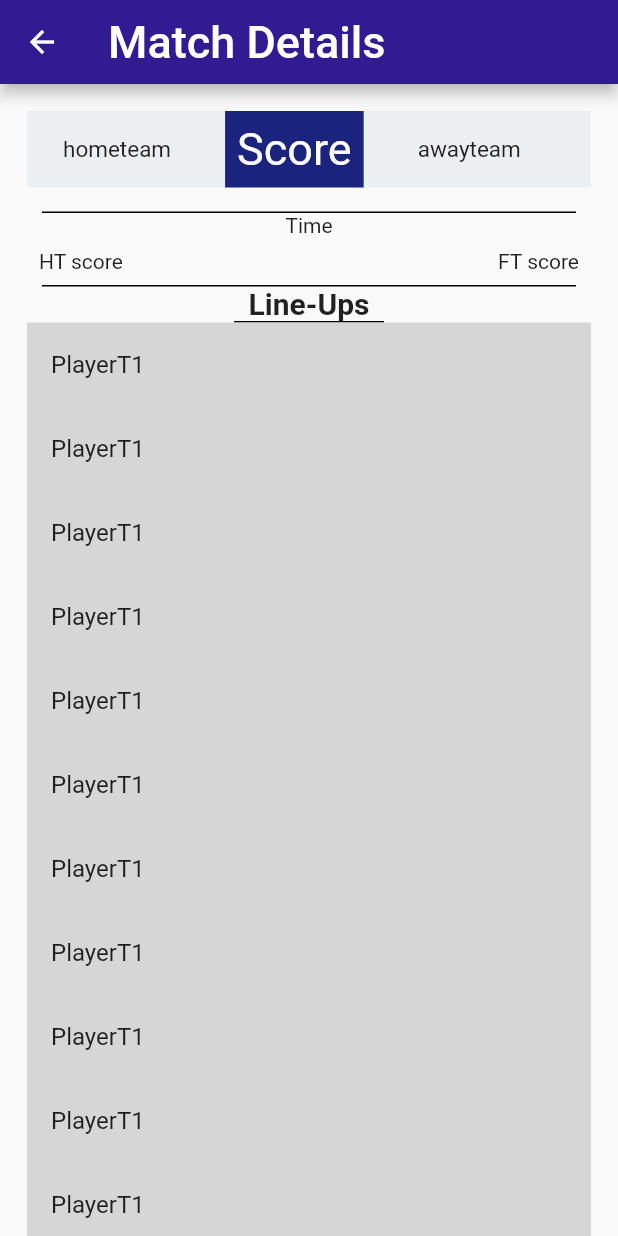
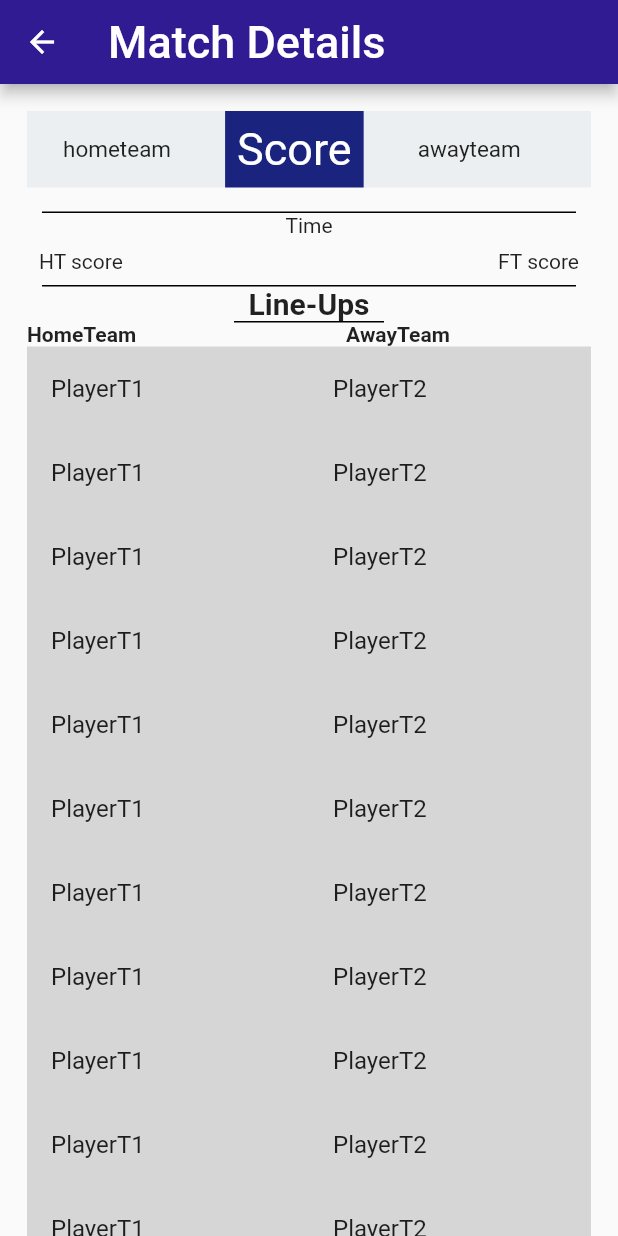
Before and after one commit to Usuwana/DailyFootballMatchView, a Flutter app: the screen it shows after launch, on a phone screen of 412 x 824 dp. Run offline on Flutter 3.47's test engine with Material 2 defaults, Android fonts, the phone set to English and light mode, and no system bars; our stand-ins replace shimmer.

```diff
--- a/lib/fixturedetails.dart
+++ b/lib/fixturedetails.dart
@@ -14,12 +14,8 @@ class _FixtureDetailsState extends State<FixtureDetails> {
     return Scaffold(
       appBar: AppBar(
         backgroundColor: Colors.deepPurple[900],
-        title: Text(
-            'Match Details',
-            style: TextStyle(
-                color: Colors.white,
-                fontSize: 30.0)
-        ),
+        title: Text('Match Details',
+            style: TextStyle(color: Colors.white, fontSize: 30.0)),
       ),
       body: SingleChildScrollView(
         child: Container(
@@ -33,26 +29,37 @@ class _FixtureDetailsState extends State<FixtureDetails> {
                   child: Row(
                     children: <Widget>[
                       Padding(padding: const EdgeInsets.all(12.0)),
-                      Text('hometeam', style: TextStyle(fontSize: 15.0),),
+                      Text(
+                        'hometeam',
+                        style: TextStyle(fontSize: 15.0),
+                      ),
                       Padding(padding: const EdgeInsets.all(18.0)),
                       Container(
                           color: Colors.indigo[900],
                           child: Padding(
                             padding: const EdgeInsets.all(8.0),
-                            child: Text('Score', style: TextStyle(fontSize: 30.0, color: Colors.white),),
+                            child: Text(
+                              'Score',
+                              style: TextStyle(
+                                  fontSize: 30.0, color: Colors.white),
+                            ),
                           )),
                       Padding(padding: const EdgeInsets.all(18.0)),
-                      Text('awayteam', style: TextStyle(fontSize: 15.0),),
+                      Text(
+                        'awayteam',
+                        style: TextStyle(fontSize: 15.0),
+                      ),
                     ],
                   ),
                 ),
                 Padding(padding: const EdgeInsets.all(8.0)),
                 Padding(
-                  padding:EdgeInsets.symmetric(horizontal:10.0),
-                  child:Container(
-                    height:1.0,
-                    width:430.0,
-                    color:Colors.black,),
+                  padding: EdgeInsets.symmetric(horizontal: 10.0),
+                  child: Container(
+                    height: 1.0,
+                    width: 430.0,
+                    color: Colors.black,
+                  ),
                 ),
                 Row(
                   mainAxisAlignment: MainAxisAlignment.center,
@@ -71,26 +78,46 @@ class _FixtureDetailsState extends State<FixtureDetails> {
                   ),
                 ),
                 Padding(
-                  padding:EdgeInsets.symmetric(horizontal:10.0),
-                  child:Container(
-                    height:1.0,
-                    width:430.0,
-                    color:Colors.black,),
+                  padding: EdgeInsets.symmetric(horizontal: 10.0),
+                  child: Container(
+                    height: 1.0,
+                    width: 430.0,
+                    color: Colors.black,
+                  ),
                 ),
                 Row(
                   mainAxisAlignment: MainAxisAlignment.center,
                   children: <Widget>[
-                    Text('Line-Ups', style: TextStyle(fontSize: 20.0, fontWeight: FontWeight.bold,),),
+                    Text(
+                      'Line-Ups',
+                      style: TextStyle(
+                        fontSize: 20.0,
+                        fontWeight: FontWeight.bold,
+                      ),
+                    ),
                   ],
                 ),
                 Padding(
-                  padding:EdgeInsets.symmetric(horizontal:10.0),
-                  child:Container(
-                    height:1.0,
-                    width:100.0,
-                    color:Colors.black,),
+                  padding: EdgeInsets.symmetric(horizontal: 10.0),
+                  child: Container(
+                    height: 1.0,
+                    width: 100.0,
+                    color: Colors.black,
                   ),
-                Container(
+                ),
+                Row(
+                  children: <Widget>[
+                    Text('HomeTeam',
+                        style: TextStyle(fontWeight: FontWeight.bold)),
+                    Padding(padding: EdgeInsets.symmetric(horizontal: 70.0)),
+                    Text('AwayTeam',
+                        style: TextStyle(fontWeight: FontWeight.bold)),
+                  ],
+                ),
+                Row(
+                  children: <Widget>[
+                    Flexible(
+                      child: Container(
                           color: Colors.grey[350],
                           child: ListView.builder(
                               shrinkWrap: true,
@@ -99,7 +126,21 @@ class _FixtureDetailsState extends State<FixtureDetails> {
                                 return ListTile(
                                   title: Text('PlayerT1'),
                                 );
-                      })
+                              })),
+                    ),
+                    Flexible(
+                      child: Container(
+                          color: Colors.grey[350],
+                          child: ListView.builder(
+                              shrinkWrap: true,
+                              itemCount: 11,
+                              itemBuilder: (context, index) {
+                                return ListTile(
+                                  title: Text('PlayerT2'),
+                                );
+                              })),
+                    ),
+                  ],
                 ),
               ],
             ),
```
Also changed, not shown: lib/Data/match.dart (+33 -3 lines). Lines whose indentation alone changed are shown as unchanged.
